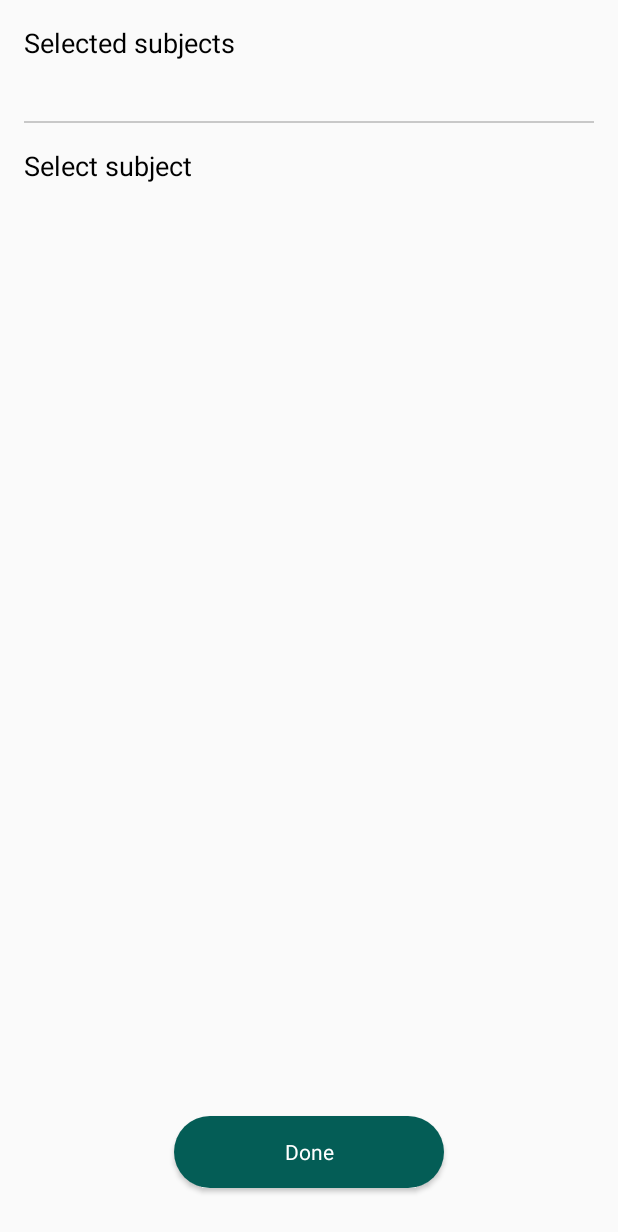
After one commit to Team-JustGo/App_For-Competition, an Android app: the layout fragment_select_subject.xml on its own in the app's theme, with its tools: preview values and no code run, on a phone screen of 412 x 824 dp. The commit adds this screen. Shown: the top 1232 px of the screen. Run offline under Robolectric (Android 15) with nearby library versions, the light colour scheme and no system bars.

Commit message:
Add SelectSubjectFragment

```diff
--- a/app/build.gradle
+++ b/app/build.gradle
@@ -58,8 +58,10 @@ dependencies {
     implementation 'com.android.support:design:27.1.1'
     implementation 'com.android.support:cardview-v7:27.1.1'
 
-    implementation "android.arch.lifecycle:extensions:1.1.0"
-    implementation "android.arch.lifecycle:viewmodel:1.1.0"
+    implementation 'com.beloo.widget:ChipsLayoutManager:0.3.7@aar'
+
+    implementation "android.arch.lifecycle:extensions:1.1.1"
+    implementation "android.arch.lifecycle:viewmodel:1.1.1"
 }
 kotlin {
     experimental {
--- /dev/null
+++ b/app/src/main/java/com/justgo/ui/main/SelectSubjectFragment.kt
@@ -0,0 +1,22 @@
+package com.justgo.ui.main
+
+
+import android.os.Bundle
+import android.support.v4.app.Fragment
+import android.view.LayoutInflater
+import android.view.View
+import android.view.ViewGroup
+
+import com.dsm.justgo.R
+
+
+class SelectSubjectFragment : Fragment() {
+
+    override fun onCreateView(inflater: LayoutInflater, container: ViewGroup?,
+                              savedInstanceState: Bundle?): View? {
+        // Inflate the layout for this fragment
+        return inflater.inflate(R.layout.fragment_select_subject, container, false)
+    }
+
+
+}
--- /dev/null
+++ b/app/src/main/res/layout/fragment_select_subject.xml
@@ -0,0 +1,83 @@
+<android.support.constraint.ConstraintLayout xmlns:android="http://schemas.android.com/apk/res/android"
+    xmlns:app="http://schemas.android.com/apk/res-auto"
+    xmlns:tools="http://schemas.android.com/tools"
+    android:layout_width="match_parent"
+    android:layout_height="match_parent"
+    tools:context="com.justgo.ui.main.SelectSubjectFragment">
+
+    <android.support.constraint.Guideline
+        android:id="@+id/selectSubject_left_guideline"
+        android:layout_width="wrap_content"
+        android:layout_height="wrap_content"
+        android:orientation="vertical"
+        app:layout_constraintGuide_begin="16dp" />
+
+    <android.support.constraint.Guideline
+        android:id="@+id/selectSubject_right_guideline"
+        android:layout_width="wrap_content"
+        android:layout_height="wrap_content"
+        android:orientation="vertical"
+        app:layout_constraintGuide_end="16dp" />
+
+    <TextView
+        android:id="@+id/selectSubject_selected_tv"
+        android:layout_width="wrap_content"
+        android:layout_height="wrap_content"
+        android:layout_marginTop="16dp"
+        android:text="@string/selected_subjects"
+        android:textColor="#000000"
+        android:textSize="18sp"
+        app:layout_constraintStart_toStartOf="@+id/selectSubject_left_guideline"
+        app:layout_constraintTop_toTopOf="parent" />
+
+    <android.support.v7.widget.RecyclerView
+        android:id="@+id/selectSubject_selected_rv"
+        android:layout_width="0dp"
+        android:layout_height="wrap_content"
+        android:layout_marginTop="16dp"
+        app:layout_constraintEnd_toStartOf="@+id/selectSubject_right_guideline"
+        app:layout_constraintStart_toStartOf="@+id/selectSubject_left_guideline"
+        app:layout_constraintTop_toBottomOf="@+id/selectSubject_selected_tv" />
+
+    <View
+        android:id="@+id/view2"
+        android:layout_width="0dp"
+        android:layout_height="1dp"
+        android:layout_marginTop="24dp"
+        android:background="#3000"
+        app:layout_constraintEnd_toEndOf="@id/selectSubject_right_guideline"
+        app:layout_constraintStart_toStartOf="@+id/selectSubject_left_guideline"
+        app:layout_constraintTop_toBottomOf="@+id/selectSubject_selected_rv" />
+
+    <TextView
+        android:id="@+id/selectedSubject_select_tv"
+        android:layout_width="wrap_content"
+        android:layout_height="wrap_content"
+        android:layout_marginTop="16dp"
+        android:gravity="center_horizontal"
+        android:textColor="#000000"
+        android:textSize="18sp"
+        app:layout_constraintStart_toStartOf="@+id/selectSubject_left_guideline"
+        app:layout_constraintTop_toBottomOf="@+id/view2"
+        tools:text="Select subject" />
+
+    <android.support.v7.widget.RecyclerView
+        android:id="@+id/selectedSubject_select_rv"
+        android:layout_width="0dp"
+        android:layout_height="wrap_content"
+        android:layout_marginTop="16dp"
+        app:layout_constraintEnd_toStartOf="@+id/selectSubject_right_guideline"
+        app:layout_constraintStart_toStartOf="@+id/selectSubject_left_guideline"
+        app:layout_constraintTop_toBottomOf="@+id/selectedSubject_select_tv" />
+
+    <Button
+        style="@style/startTravelButtonStyle"
+        android:layout_width="180dp"
+        android:layout_height="48dp"
+        android:text="@string/done"
+        android:elevation="4dp"
+        android:layout_marginBottom="32dp"
+        app:layout_constraintBottom_toBottomOf="parent"
+        app:layout_constraintEnd_toStartOf="@+id/selectSubject_right_guideline"
+        app:layout_constraintStart_toStartOf="@+id/selectSubject_left_guideline" />
+</android.support.constraint.ConstraintLayout>
--- /dev/null
+++ b/app/src/main/res/layout/fragment_set_range.xml
@@ -0,0 +1,13 @@
+<FrameLayout xmlns:android="http://schemas.android.com/apk/res/android"
+    xmlns:tools="http://schemas.android.com/tools"
+    android:layout_width="match_parent"
+    android:layout_height="match_parent"
+    tools:context="com.justgo.ui.main.SetRangeFragment">
+
+    <!-- TODO: Update blank fragment layout -->
+    <TextView
+        android:layout_width="match_parent"
+        android:layout_height="match_parent"
+        android:text="@string/hello_blank_fragment" />
+
+</FrameLayout>
--- a/app/src/main/res/values/strings.xml
+++ b/app/src/main/res/values/strings.xml
@@ -10,4 +10,6 @@
     <string name="main_change_language">Change Language</string>
     <string name="main_set_location">Set location</string>
     <string name="main_lets_go">Let\'s go</string>
+    <string name="selected_subjects">Selected subjects</string>
+    <string name="done">Done</string>
 </resources>
--- a/app/src/main/res/values/styles.xml
+++ b/app/src/main/res/values/styles.xml
@@ -20,4 +20,10 @@
         <item name="android:layout_marginTop">48dp</item>
         <item name="android:layout_marginBottom">24dp</item>
     </style>
+
+    <style name="startTravelButtonStyle" parent="@android:style/Widget.Button">
+        <item name="android:textColor">@android:color/white</item>
+        <item name="android:textSize">14sp</item>
+        <item name="android:background">@drawable/back_primary_rounded_fill</item>
+    </style>
 </resources>
```
